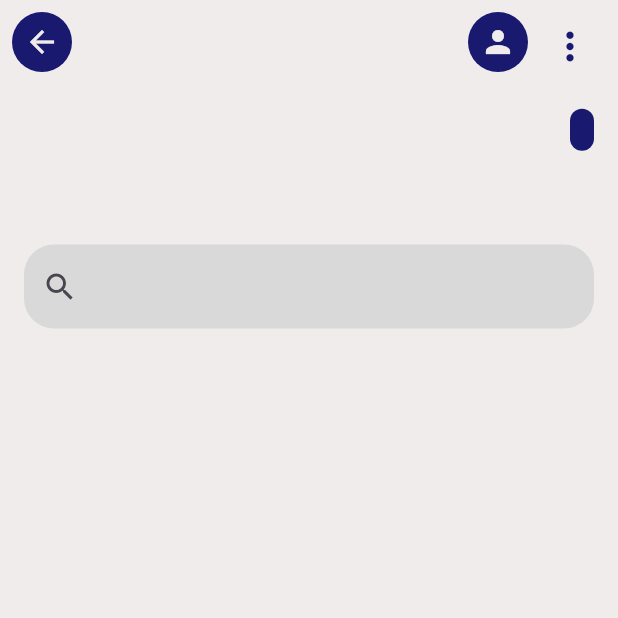
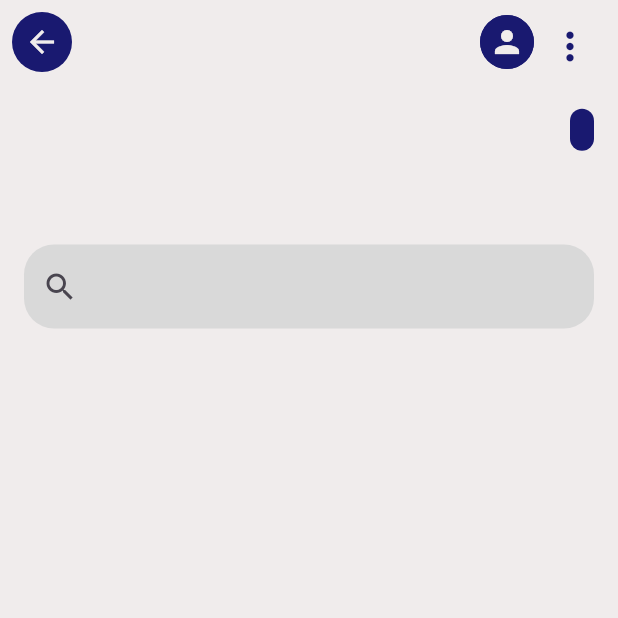
Before and after one commit to notsogreatdavi/DSI-2024.2, a Flutter app: the ActivitiesScreen screen opened directly with empty values, on a phone screen of 412 x 824 dp, the top half of it. Run offline on Flutter 3.47's test engine with Material 3 defaults, Android fonts, the phone set to English and light mode, and no system bars; drawn by our look-alikes of google_nav_bar; our stand-ins replace flutter_feather_icons, flutter_map, flutter_masked_text2, google_fonts, image_picker, latlong2 and 1 more; accounts and stored records are empty.

```diff
--- a/flutter_application_1/lib/src/common/widgets/custom_navigation_bar.dart
+++ b/flutter_application_1/lib/src/common/widgets/custom_navigation_bar.dart
@@ -4,12 +4,14 @@ import '../../common/constants/app_colors.dart';
 class CustomNavigationBar extends StatelessWidget implements PreferredSizeWidget {
   final String title;
   final VoidCallback onBackButtonPressed;
+  final String? profileImageUrl; // Nova propriedade para a URL da imagem
   final VoidCallback onProfileButtonPressed;
   final VoidCallback onMoreButtonPressed;
 
   const CustomNavigationBar({
     required this.title,
     required this.onBackButtonPressed,
+    this.profileImageUrl, // Opcional para permitir usar o widget sem foto de perfil
     required this.onProfileButtonPressed,
     required this.onMoreButtonPressed,
     super.key,
@@ -36,15 +38,23 @@ class CustomNavigationBar extends StatelessWidget implements PreferredSizeWidget
       actions: [
         Padding(
           padding: const EdgeInsets.only(left: 8.0, right: 0, top: 8.0, bottom: 8.0),
-          child: Container(
-            decoration: const BoxDecoration(
-              color: AppColors.azulEscuro,
-              shape: BoxShape.circle,
-            ),
-            child: IconButton(
-              icon: const Icon(Icons.person),
-              color: AppColors.branco,
-              onPressed: onProfileButtonPressed,
+          child: GestureDetector(
+            onTap: onProfileButtonPressed,
+            child: Container(
+              decoration: const BoxDecoration(
+                color: AppColors.azulEscuro,
+                shape: BoxShape.circle,
+              ),
+              child: CircleAvatar(
+                radius: 18,
+                backgroundColor: AppColors.azulEscuro,
+                backgroundImage: profileImageUrl != null
+                    ? NetworkImage(profileImageUrl!)
+                    : null,
+                child: profileImageUrl == null
+                    ? const Icon(Icons.person, color: AppColors.branco)
+                    : null,
+              ),
             ),
           ),
         ),
```
